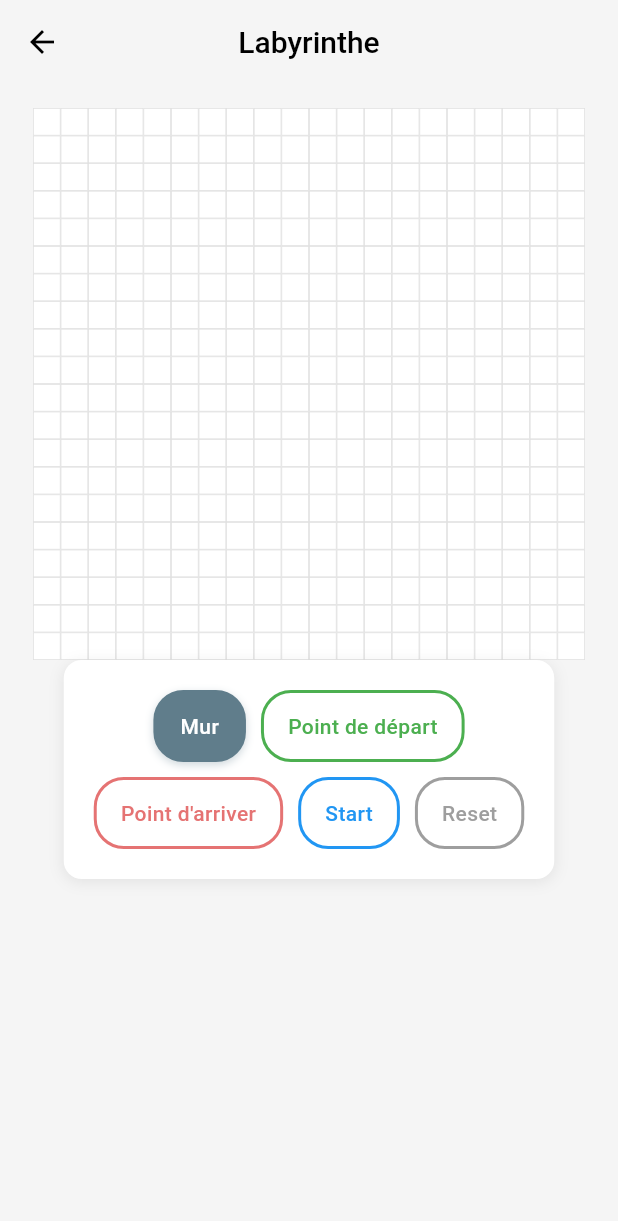
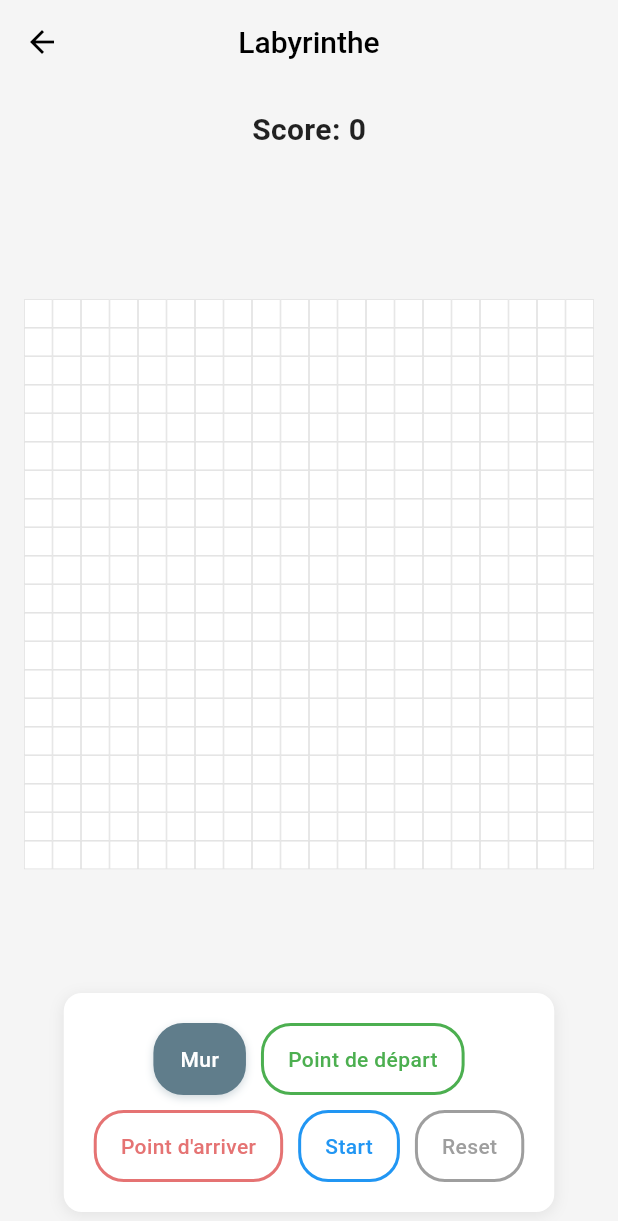
Before and after one commit to Kevin-Locatelli/Ariane2025, a Flutter app: the LabyrinthePage screen opened directly, on a phone screen of 412 x 824 dp. Shown: the top 1221 px of the screen. Run offline on Flutter 3.47's test engine with Material 3 defaults, Android fonts, the phone set to English and light mode, and no system bars; missing offline and left inert: tflite_flutter; project files that could hold a hidden picture were left out.

Commit message:
Update labyrinth_game_page.dart

```diff
--- a/ariane_app/lib/screens/labyrinth_game_page.dart
+++ b/ariane_app/lib/screens/labyrinth_game_page.dart
@@ -17,6 +17,7 @@ class _LabyrinthePageState extends State<LabyrinthePage> {
   bool _isSolving = false; // New: Flag to indicate if algorithm is running
   bool _isDragging = false; // New: Flag to track if dragging is active
   Offset? _lastDraggedCell; // New: To track the last cell dragged over
+  int _score = 0; // Score for the labyrinth game
 
   String _selectedMode = 'Mur'; // Default mode is now 'Mur'
 
@@ -49,6 +50,7 @@ class _LabyrinthePageState extends State<LabyrinthePage> {
     _isSolving = false;
     _visitedCells.clear();
     _pathCells.clear();
+    _score = 0;
   }
 
   // Helper to get cell coordinates from local position
@@ -234,6 +236,7 @@ class _LabyrinthePageState extends State<LabyrinthePage> {
         if (cell != _startPoint && cell != _endPoint) {
           setState(() {
             _grid[cell.dy.toInt()][cell.dx.toInt()] = CellType.path;
+            _score++;
           });
           await Future.delayed(const Duration(milliseconds: 50));
         }
@@ -278,10 +281,19 @@ class _LabyrinthePageState extends State<LabyrinthePage> {
         padding: EdgeInsets.all(kPaddingLarge),
         child: Column(
           children: [
-            _buildGameArea(),
-            Flexible(
-              child: _buildControlButtons(),
+            Text(
+              'Score: $_score',
+              style: TextStyle(
+                fontSize: kFontSizeMedium,
+                fontWeight: FontWeight.bold,
+                color: Colors.black87,
+              ),
             ),
+            SizedBox(height: kPaddingLarge),
+            Expanded(
+              child: _buildGameArea(),
+            ),
+            _buildControlButtons(),
           ],
         ),
       ),
```
